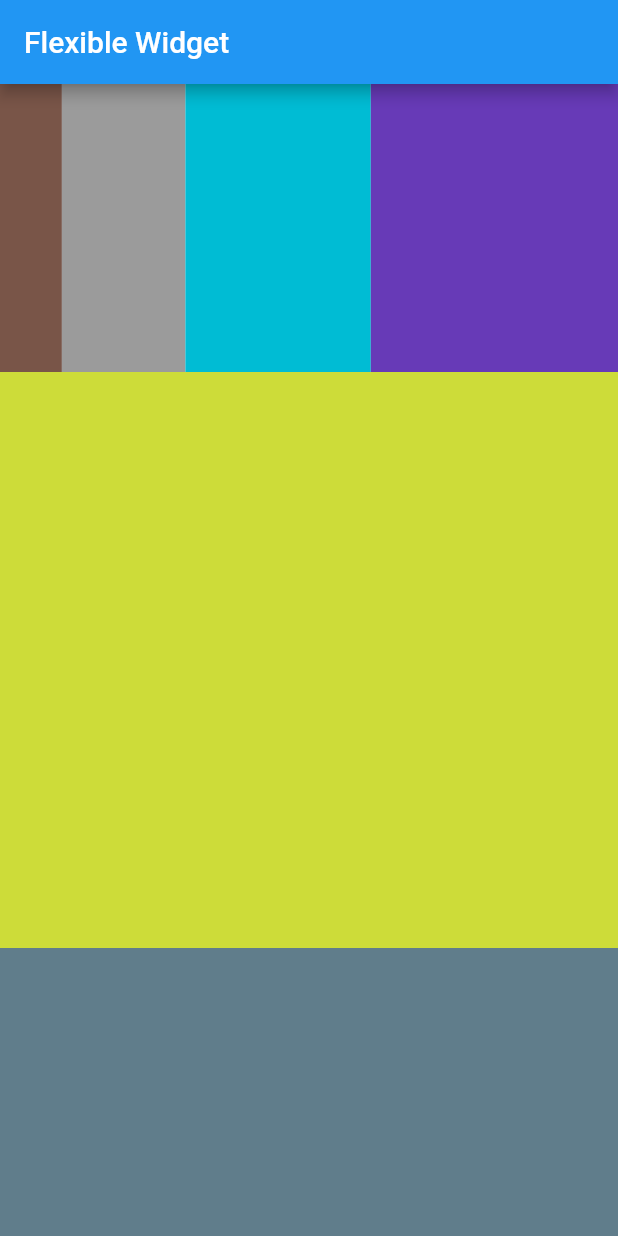
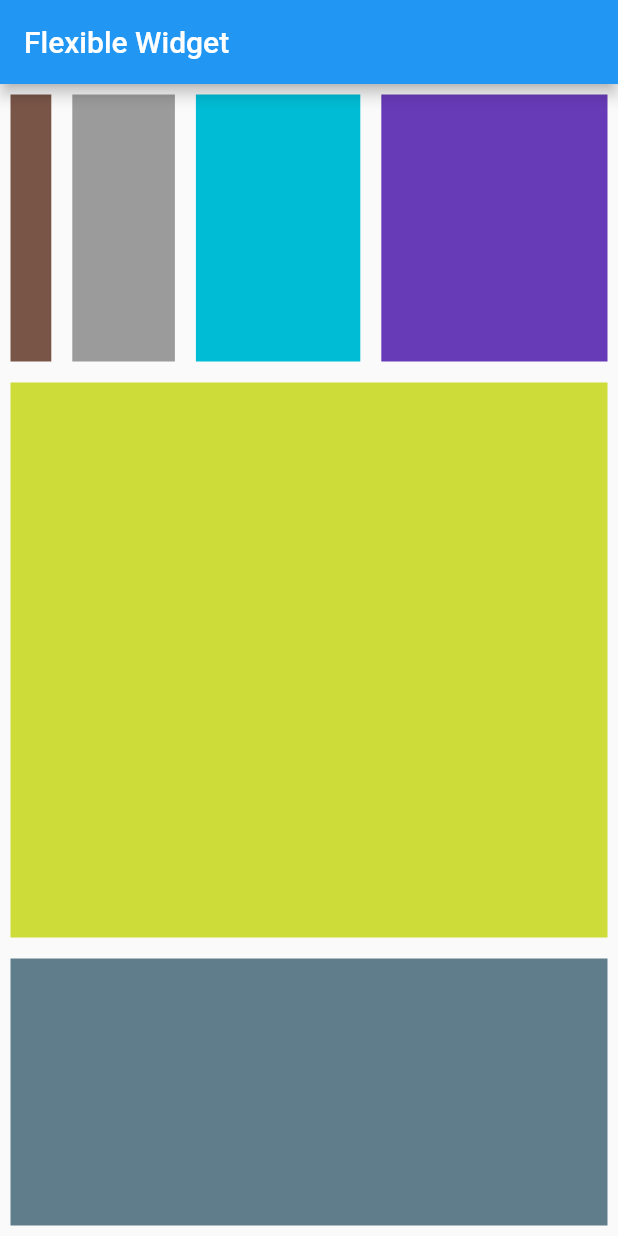
Before and after one commit to mindatama/GIT, a Flutter app: the screen it shows after launch, on a phone screen of 412 x 824 dp. Run offline on Flutter 3.47's test engine with Material 2 defaults, Android fonts, the phone set to English and light mode, and no system bars.

Commit message:
hellow_world_flutter tambah contoh margin flexible widget

```diff
--- a/hello_world_flutter/lib/main.dart
+++ b/hello_world_flutter/lib/main.dart
@@ -20,15 +20,35 @@ class Myapp extends StatelessWidget {
                 flex: 1,
                 child: Row(
                   children: <Widget>[
-                    Flexible(flex: 1, child: Container(color: Colors.brown)),
-                    Flexible(flex: 2, child: Container(color: Colors.black38)),
-                    Flexible(flex: 3, child: Container(color: Colors.cyan)),
                     Flexible(
-                        flex: 4, child: Container(color: Colors.deepPurple)),
+                        flex: 1,
+                        child: Container(
+                          color: Colors.brown,
+                          margin: EdgeInsets.all(7),
+                        )),
+                    Flexible(
+                        flex: 2,
+                        child: Container(
+                            color: Colors.black38, margin: EdgeInsets.all(7))),
+                    Flexible(
+                        flex: 3,
+                        child: Container(
+                            color: Colors.cyan, margin: EdgeInsets.all(7))),
+                    Flexible(
+                        flex: 4,
+                        child: Container(
+                            color: Colors.deepPurple,
+                            margin: EdgeInsets.all(7))),
                   ],
                 )),
-            Flexible(flex: 2, child: Container(color: Colors.lime)),
-            Flexible(flex: 1, child: Container(color: Colors.blueGrey)),
+            Flexible(
+                flex: 2,
+                child:
+                    Container(color: Colors.lime, margin: EdgeInsets.all(7))),
+            Flexible(
+                flex: 1,
+                child: Container(
+                    color: Colors.blueGrey, margin: EdgeInsets.all(7))),
           ],
         ),
       ),
```
